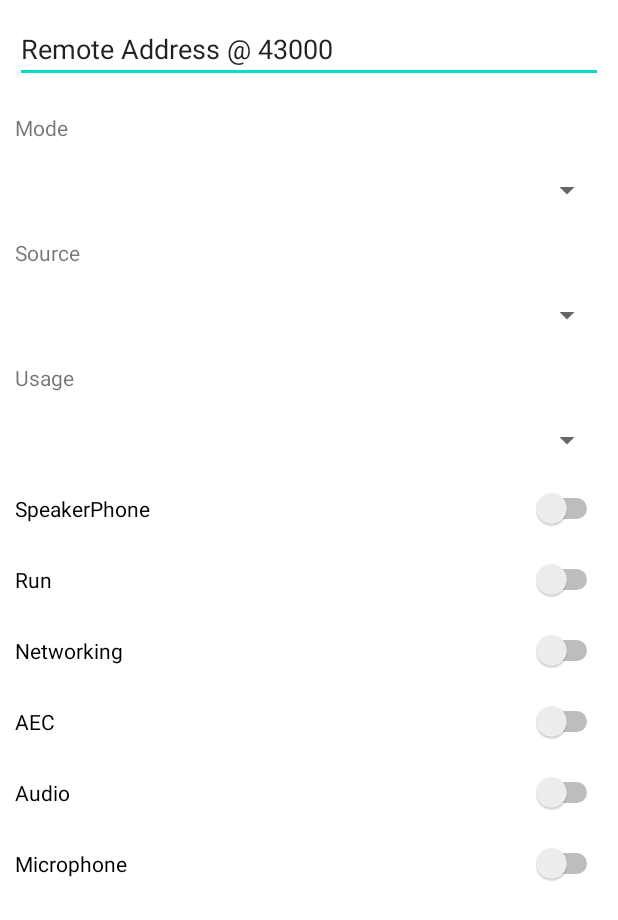
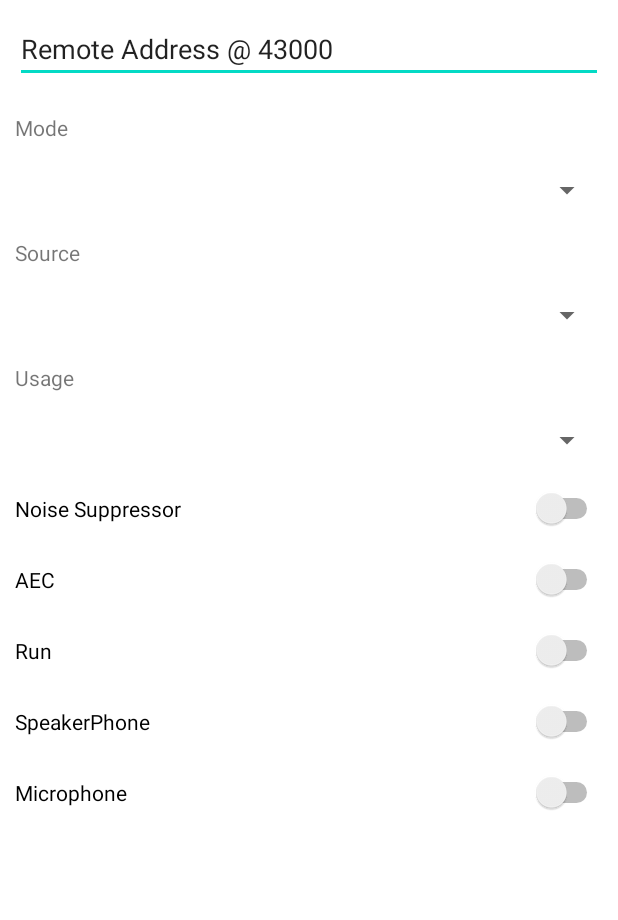
Before and after one commit to rallytac/zc3, an Android app: the layout activity_main.xml on its own in the app's theme, with its tools: preview values and no code run, on a phone screen of 412 x 824 dp. Shown: the top 920 px of the screen. Run offline under Robolectric (Android 15) with nearby library versions, the phone set to English and light mode, and no system bars.

Commit message:
Added noise suppressor selection Made UI a little easier

```diff
--- a/app/src/main/res/layout/activity_main.xml
+++ b/app/src/main/res/layout/activity_main.xml
@@ -54,12 +54,18 @@
         android:layout_margin="10dp" />
 
     <Switch
-        android:id="@+id/swSpeakerPhone"
+        android:id="@+id/swNs"
         android:layout_width="match_parent"
         android:layout_height="wrap_content"
         android:layout_margin="10dp"
-        android:onClick="onClickSpeakerPhoneSwitch"
-        android:text="SpeakerPhone" />
+        android:text="Noise Suppressor" />
+
+    <Switch
+        android:id="@+id/swAec"
+        android:layout_width="match_parent"
+        android:layout_height="wrap_content"
+        android:layout_margin="10dp"
+        android:text="AEC" />
 
     <Switch
         android:id="@+id/swRun"
@@ -70,28 +76,12 @@
         android:text="Run" />
 
     <Switch
-        android:id="@+id/swNet"
+        android:id="@+id/swSpeakerPhone"
         android:layout_width="match_parent"
         android:layout_height="wrap_content"
         android:layout_margin="10dp"
-        android:onClick="onClickNetworkingSwitch"
-        android:text="Networking" />
-
-    <Switch
-        android:id="@+id/swAec"
-        android:layout_width="match_parent"
-        android:layout_height="wrap_content"
-        android:layout_margin="10dp"
-        android:onClick="onClickAecSwitch"
-        android:text="AEC" />
-
-    <Switch
-        android:id="@+id/swAudio"
-        android:layout_width="match_parent"
-        android:layout_height="wrap_content"
-        android:layout_margin="10dp"
-        android:onClick="onClickAudioSwitch"
-        android:text="Audio" />
+        android:onClick="onClickSpeakerPhoneSwitch"
+        android:text="SpeakerPhone" />
 
     <Switch
         android:id="@+id/swMic"
@@ -101,4 +91,11 @@
         android:onClick="onClickMicSwitch"
         android:text="Microphone" />
 
+    <TextView
+        android:id="@+id/tvStats"
+        android:layout_width="match_parent"
+        android:layout_height="wrap_content"
+        android:layout_margin="10dp"
+        android:text="" />
+
 </LinearLayout>
```
Also changed, not shown: app/src/main/java/com/rallytac/zc3/MainActivity.java (+133 -107 lines).
